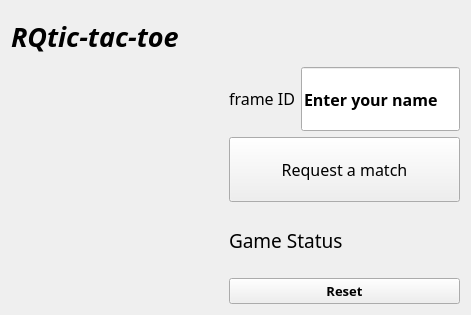
Qt form rqt_tic_tac_toe/resource/TicTacToeWidget.ui (ShotaAk/rqt_tic_tac_toe) before a commit.
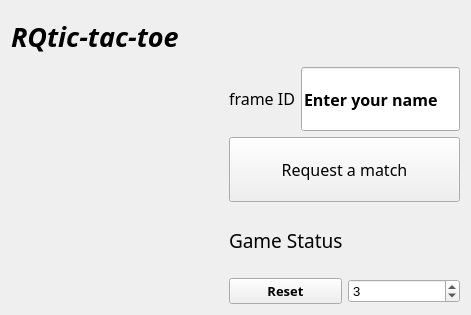
The same form after that commit. Custom widgets are drawn as their Qt base class.

Commit message: Add board size spin box

Diff of the .ui file:
```diff
--- a/rqt_tic_tac_toe/resource/TicTacToeWidget.ui
+++ b/rqt_tic_tac_toe/resource/TicTacToeWidget.ui
@@ -118,6 +118,8 @@
         </widget>
        </item>
        <item>
+        <layout class="QHBoxLayout" name="horizontalLayout_3">
+         <item>
         <widget class="QPushButton" name="ResetButton">
          <property name="font">
           <font>
@@ -131,6 +133,26 @@
           <string>Reset</string>
          </property>
         </widget>
+         </item>
+         <item>
+          <widget class="QSpinBox" name="BoardSizeSpinBox">
+           <property name="font">
+            <font>
+             <pointsize>10</pointsize>
+            </font>
+           </property>
+           <property name="minimum">
+            <number>2</number>
+           </property>
+           <property name="maximum">
+            <number>6</number>
+           </property>
+           <property name="value">
+            <number>3</number>
+           </property>
+          </widget>
+         </item>
+        </layout>
        </item>
       </layout>
      </item>
```
Lines whose indentation alone changed are shown as unchanged. The commit also changes 1 other file.
